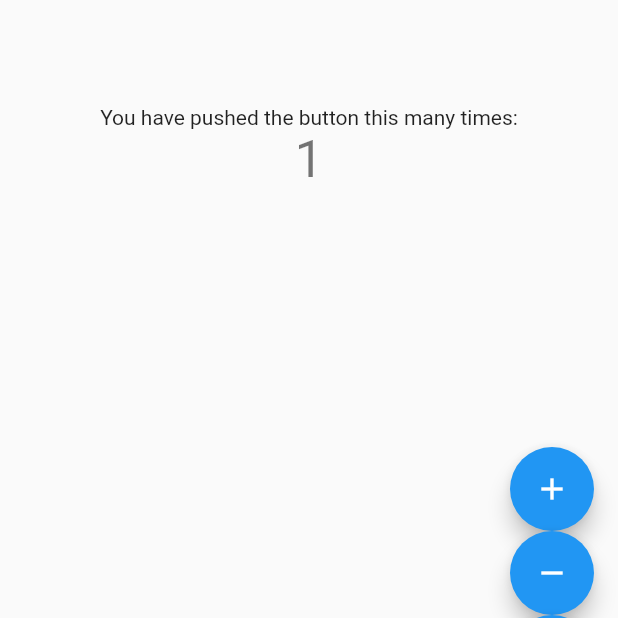
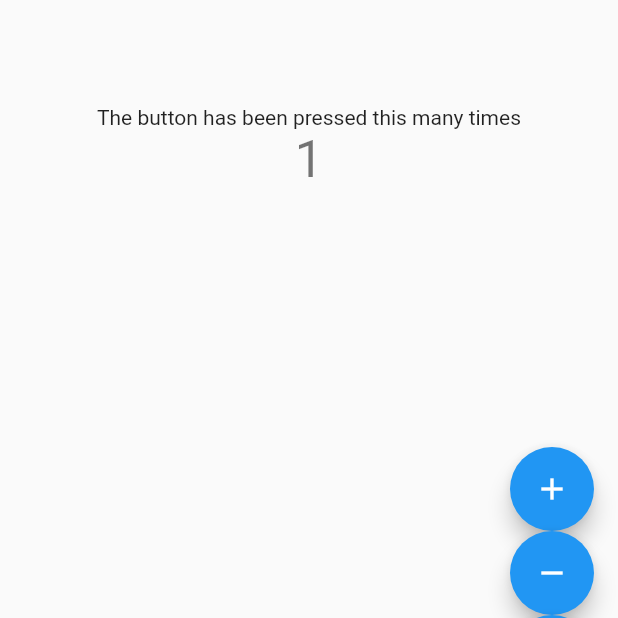
Before and after one commit to Srajan1/bloc_practice_using_flutter_default_app, a Flutter app: the screen it shows after launch, after a tap on the "add" icon, on a phone screen of 412 x 824 dp, the part 513-1131 px from its top. Run offline on Flutter 3.47's test engine with Material 2 defaults, Android fonts, the phone set to English and light mode, and no system bars.

```diff
--- a/lib/Bloc/counter_bloc.dart
+++ b/lib/Bloc/counter_bloc.dart
@@ -3,7 +3,7 @@ import 'dart:async';
 enum counterActions { increment, decrement, reset }
 
 class CounterBloc {
-  int counter;
+  int _counter;
   final _stateStreamController = StreamController<int>();
   StreamSink<int> get counterSink => _stateStreamController.sink;
   Stream<int> get counterStream => _stateStreamController.stream;
@@ -13,12 +13,12 @@ class CounterBloc {
   Stream<counterActions> get eventStream => _eventStreamController.stream;
 
   CounterBloc() {
-    counter = 0;
+    _counter = 0;
     eventStream.listen((event) {
-      if (event == counterActions.increment) ++counter;
-      if (event == counterActions.decrement) --counter;
-      if (event == counterActions.reset) counter = 0;
-      counterSink.add(counter);
+      if (event == counterActions.increment) ++_counter;
+      if (event == counterActions.decrement) --_counter;
+      if (event == counterActions.reset) _counter = 0;
+      counterSink.add(_counter);
     });
   }
 
--- a/lib/main.dart
+++ b/lib/main.dart
@@ -2,55 +2,25 @@ import 'package:bloc_practice/Bloc/counter_bloc.dart';
 import 'package:flutter/material.dart';
 
 void main() {
-  runApp(MyApp());
+  runApp(MaterialApp(home: MyApp()));
 }
 
 class MyApp extends StatelessWidget {
-  @override
-  Widget build(BuildContext context) {
-    return MaterialApp(
-      title: 'Flutter Demo',
-      theme: ThemeData(
-        primarySwatch: Colors.blue,
-        visualDensity: VisualDensity.adaptivePlatformDensity,
-      ),
-      home: MyHomePage(title: 'Flutter Demo Home Page'),
-    );
-  }
-}
-
-class MyHomePage extends StatefulWidget {
-  MyHomePage({Key key, this.title}) : super(key: key);
-  final String title;
-
-  @override
-  _MyHomePageState createState() => _MyHomePageState();
-}
-
-class _MyHomePageState extends State<MyHomePage> {
   final _counterBloc = CounterBloc();
-  @override
-  void dispose() {
-    _counterBloc.dispose();
-    super.dispose();
-  }
 
   @override
   Widget build(BuildContext context) {
-    return Scaffold(
+    return new Scaffold(
       appBar: AppBar(
-        title: Text(widget.title),
+        title: Text('Flutter Demo Home Page'),
       ),
-      body: Center(
-        child: Column(
+      body: Column(
         mainAxisAlignment: MainAxisAlignment.center,
-          children: <Widget>[
-            Text(
-              'You have pushed the button this many times:',
-            ),
+        children: [
+          Center(child: Text('The button has been pressed this many times')),
           StreamBuilder(
+            initialData: 0,
             stream: _counterBloc.counterStream,
-              initialData: 0,
             builder: (context, snapshot) {
               return Text(
                 snapshot.data.toString(),
@@ -60,7 +30,6 @@ class _MyHomePageState extends State<MyHomePage> {
           ),
         ],
       ),
-      ),
       floatingActionButton: Column(
         mainAxisAlignment: MainAxisAlignment.end,
         children: [
@@ -68,23 +37,20 @@ class _MyHomePageState extends State<MyHomePage> {
             onPressed: () {
               _counterBloc.eventSink.add(counterActions.increment);
             },
-            tooltip: 'Increment',
             child: Icon(Icons.add),
           ),
           FloatingActionButton(
             onPressed: () {
               _counterBloc.eventSink.add(counterActions.decrement);
             },
-            tooltip: 'Increment',
             child: Icon(Icons.remove),
           ),
           FloatingActionButton(
             onPressed: () {
               _counterBloc.eventSink.add(counterActions.reset);
             },
-            tooltip: 'Increment',
             child: Icon(Icons.loop),
-          ),
+          )
         ],
       ),
     );
```
Lines whose indentation alone changed are shown as unchanged.
